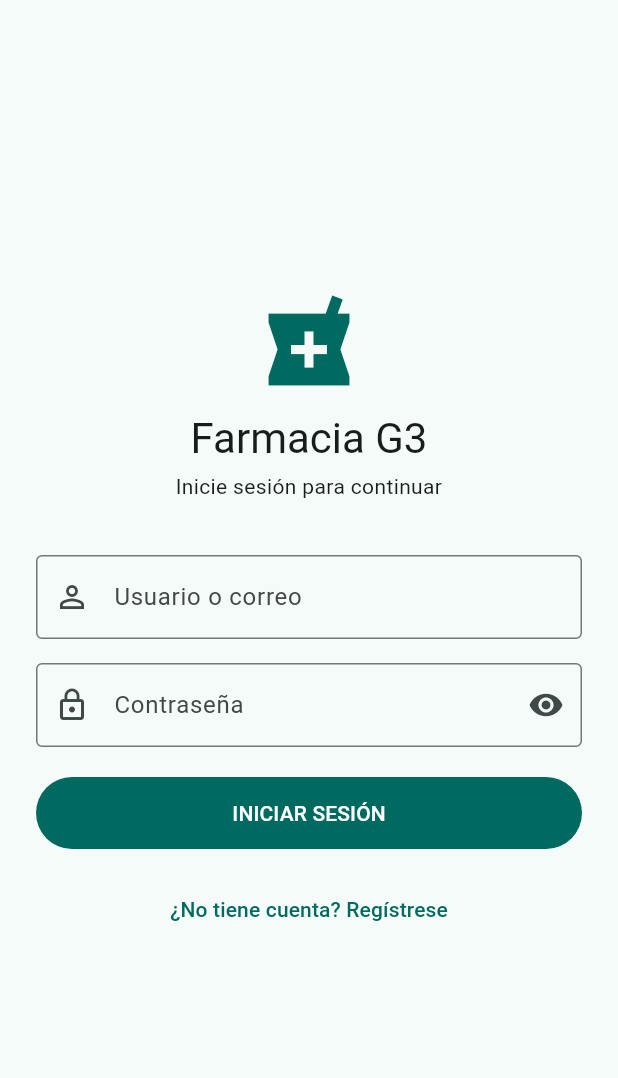
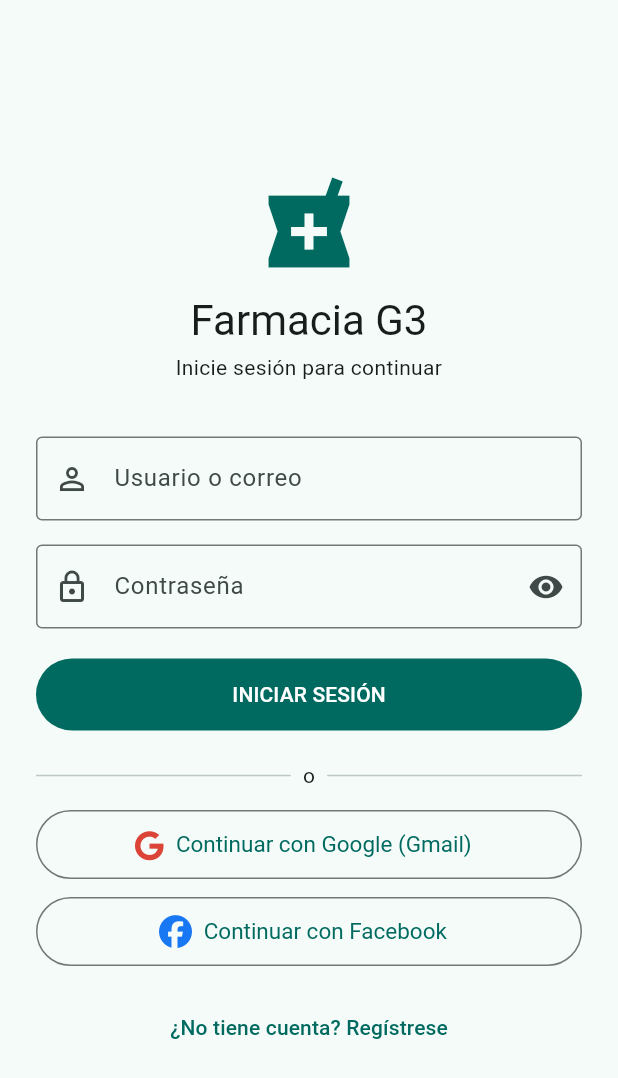
Before and after one commit to javierpea/leccion-distribuidas-farmacia, a Flutter app: the screen it shows after launch, on a phone screen of 412 x 824 dp. Shown: the top 1078 px of the screen. Run offline on Flutter 3.47's test engine with Material 3 defaults, Android fonts, the phone set to English and light mode, and no system bars; our stand-ins replace font_awesome_flutter; accounts and stored records are empty; network calls fail.

Commit message:
Botones Google y Facebook en login y registro

```diff
--- a/farmacia_app/lib/screens/login_page.dart
+++ b/farmacia_app/lib/screens/login_page.dart
@@ -5,6 +5,7 @@ import '../navegacion.dart';
 import '../services/api_service.dart';
 import '../services/oauth_service.dart';
 import '../utils/validadores.dart';
+import '../widgets/botones_sociales.dart';
 import 'registro_page.dart';
 
 /// Pantalla de inicio de sesión (Unidad 3 - Práctica Final, Parte 3).
@@ -26,7 +27,6 @@ class _LoginPageState extends State<LoginPage> {
   bool _verClave = false;
   bool _cargando = false;
   String? _error;
-  ConfigLogin? _config;
 
   @override
   void initState() {
@@ -41,13 +41,13 @@ class _LoginPageState extends State<LoginPage> {
     super.dispose();
   }
 
-  /// Pregunta a la API si Google / Facebook están configurados.
+  /// Al abrir el login se consulta la API: si no hay ningún servidor
+  /// disponible, la app muestra la pantalla de mantenimiento.
   Future<void> _cargarConfig() async {
     try {
-      final c = await ApiService.configLogin();
-      if (mounted) setState(() => _config = c);
+      await ApiService.configLogin();
     } on ApiException {
-      // Si la API no responde se muestra la pantalla de mantenimiento
+      // la pantalla de mantenimiento se encarga
     }
   }
 
@@ -68,27 +68,17 @@ class _LoginPageState extends State<LoginPage> {
   }
 
   Future<void> _ingresarCon(String proveedor) async {
-    final c = _config;
-    if (c == null) return;
     setState(() {
       _cargando = true;
       _error = null;
     });
     try {
-      final r = await OAuthService.autorizar(
-        proveedor: proveedor,
-        clientId: proveedor == 'GOOGLE' ? c.googleClientId : c.facebookAppId,
-        redirectUri: c.redirectUri,
-      );
-      final u = await ApiService.loginSocial(
-          proveedor, r.code, r.codeVerifier, c.redirectUri);
+      final u = await OAuthService.iniciarSesion(proveedor);
       irAInicio(u);
     } on ApiException catch (e) {
       if (mounted) setState(() => _error = e.mensaje);
     } catch (e) {
-      if (mounted) {
-        setState(() => _error = e.toString().replaceFirst('Exception: ', ''));
-      }
+      if (mounted) setState(() => _error = e.toString().replaceFirst('Exception: ', ''));
     } finally {
       if (mounted) setState(() => _cargando = false);
     }
@@ -103,7 +93,6 @@ class _LoginPageState extends State<LoginPage> {
   @override
   Widget build(BuildContext context) {
     final esquema = Theme.of(context).colorScheme;
-    final c = _config;
     return Scaffold(
       body: SafeArea(
         child: Center(
@@ -194,35 +183,11 @@ class _LoginPageState extends State<LoginPage> {
                               child: CircularProgressIndicator(strokeWidth: 2))
                           : const Text('INICIAR SESIÓN'),
                     ),
-                    if (c != null && (c.google || c.facebook)) ...[
-                      const SizedBox(height: 20),
-                      const Row(children: [
-                        Expanded(child: Divider()),
-                        Padding(
-                          padding: EdgeInsets.symmetric(horizontal: 8),
-                          child: Text('o continúe con'),
-                        ),
-                        Expanded(child: Divider()),
-                      ]),
-                      const SizedBox(height: 12),
-                      if (c.google)
-                        OutlinedButton.icon(
-                          onPressed: _cargando ? null : () => _ingresarCon('GOOGLE'),
-                          icon: const Text('G',
-                              style: TextStyle(
-                                  fontWeight: FontWeight.bold, color: Colors.red, fontSize: 18)),
-                          label: const Text('Google (Gmail)'),
-                          style: OutlinedButton.styleFrom(minimumSize: const Size.fromHeight(44)),
-                        ),
-                      if (c.google && c.facebook) const SizedBox(height: 8),
-                      if (c.facebook)
-                        OutlinedButton.icon(
-                          onPressed: _cargando ? null : () => _ingresarCon('FACEBOOK'),
-                          icon: const Icon(Icons.facebook, color: Color(0xFF1877F2)),
-                          label: const Text('Facebook'),
-                          style: OutlinedButton.styleFrom(minimumSize: const Size.fromHeight(44)),
-                        ),
-                    ],
+                    const SizedBox(height: 20),
+                    BotonesSociales(
+                      habilitado: !_cargando,
+                      alElegir: _ingresarCon,
+                    ),
                     const SizedBox(height: 16),
                     TextButton(
                       onPressed: _cargando ? null : _registrarse,
--- /dev/null
+++ b/farmacia_app/lib/widgets/botones_sociales.dart
@@ -0,0 +1,46 @@
+import 'package:flutter/material.dart';
+import 'package:font_awesome_flutter/font_awesome_flutter.dart';
+
+/// Botones "Continuar con Google (Gmail)" y "Continuar con Facebook".
+/// Se usan en el login y en "Crear cuenta". Siempre se muestran; si la
+/// API aún no tiene las claves, al tocarlos aparece un aviso corto.
+class BotonesSociales extends StatelessWidget {
+  /// Texto antes del proveedor: "Continuar con" o "Registrarse con"
+  final String accion;
+  final bool habilitado;
+  final void Function(String proveedor) alElegir; // GOOGLE | FACEBOOK
+
+  const BotonesSociales({
+    super.key,
+    required this.alElegir,
+    this.accion = 'Continuar con',
+    this.habilitado = true,
+  });
+
+  Widget _boton(String proveedor, String texto, Widget icono) => OutlinedButton.icon(
+        onPressed: habilitado ? () => alElegir(proveedor) : null,
+        icon: icono,
+        label: Text('$accion $texto'),
+        style: OutlinedButton.styleFrom(
+          minimumSize: const Size.fromHeight(46),
+          textStyle: const TextStyle(fontSize: 15),
+        ),
+      );
+
+  @override
+  Widget build(BuildContext context) {
+    return Column(crossAxisAlignment: CrossAxisAlignment.stretch, children: [
+      const Row(children: [
+        Expanded(child: Divider()),
+        Padding(padding: EdgeInsets.symmetric(horizontal: 8), child: Text('o')),
+        Expanded(child: Divider()),
+      ]),
+      const SizedBox(height: 12),
+      _boton('GOOGLE', 'Google (Gmail)',
+          const FaIcon(FontAwesomeIcons.google, color: Color(0xFFDB4437), size: 20)),
+      const SizedBox(height: 10),
+      _boton('FACEBOOK', 'Facebook',
+          const FaIcon(FontAwesomeIcons.facebook, color: Color(0xFF1877F2), size: 22)),
+    ]);
+  }
+}
--- a/farmacia_app/pubspec.yaml
+++ b/farmacia_app/pubspec.yaml
@@ -38,6 +38,8 @@ dependencies:
   # Login con Google / Facebook: abrir el navegador y PKCE
   url_launcher: ^6.3.1
   crypto: ^3.0.6
+  # Íconos de Google y Facebook en los botones de inicio de sesión
+  font_awesome_flutter: ^10.7.0
 
 dev_dependencies:
   flutter_test:
```
Also changed, not shown: farmacia_app/lib/screens/registro_page.dart (+27 -1 lines), farmacia_app/lib/services/oauth_service.dart (+27 -8 lines), farmacia_app/pubspec.lock.
